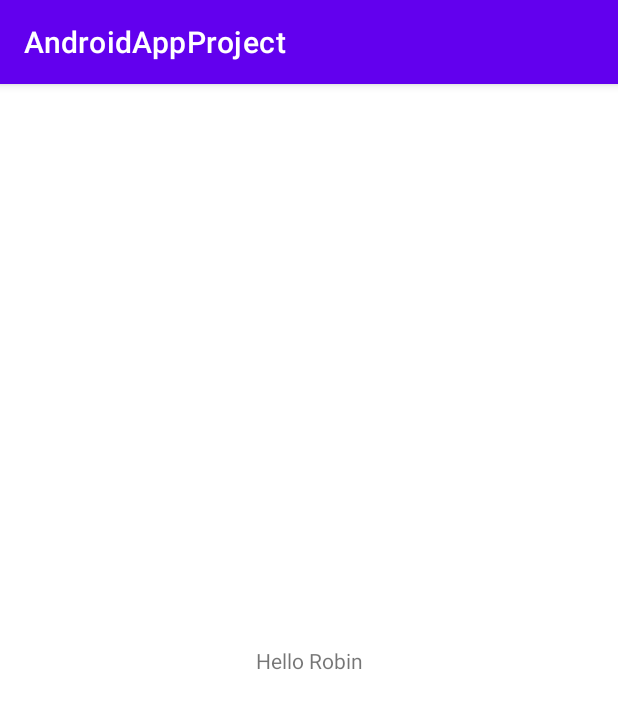
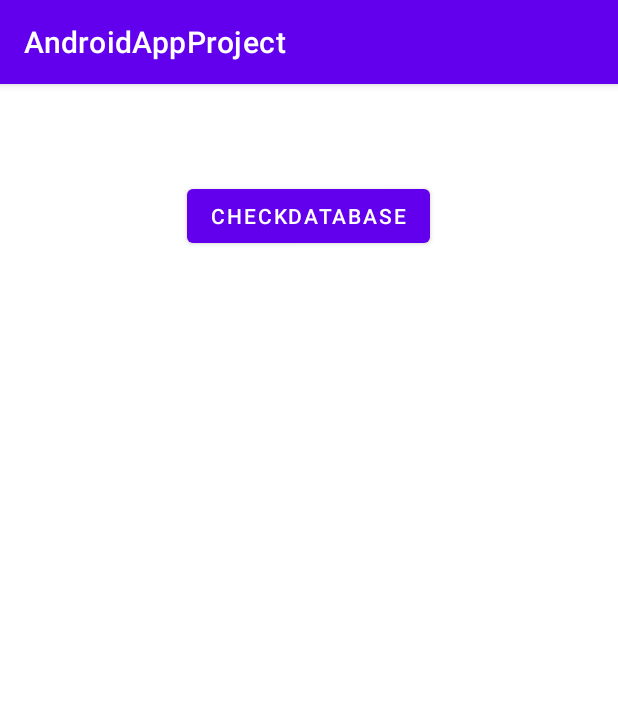
Before and after one commit to PilzHere/AndroidAppProject, an Android app: the screen it shows after launch (MainActivity), on a phone screen of 412 x 824 dp. Shown: the top 709 px of the screen. Run offline under Robolectric (Android 15) with nearby library versions, the light colour scheme and no system bars; 1 statement that could not run was skipped.

Commit message:
Can not write to database. Causes app to crash when calling database.writableDatabase

```diff
--- a/app/src/main/java/ec/grouptwo/androidappproject/DatabaseHandler.kt
+++ /dev/null
@@ -1,54 +0,0 @@
-package ec.grouptwo.androidappproject
-
-import android.content.Context
-import android.database.sqlite.SQLiteDatabase
-import android.database.sqlite.SQLiteOpenHelper
-
-val DATABASE_NAME ="speljakt"
-val TABLE_USERS = "Users"
-val USERS_USERID = "userID"
-val USERS_USERNAME = "username"
-val USERS_PASSWORD = "password"
-val USERS_THEME = "theme"
-
-val TABLE_GAMES ="games"
-val GAMES_GAMEID = "gameID"
-val GAMES_NAME = "name"
-val GAMES_GENRE = "genre"
-val GAMES_PRICE = "price"
-
-val TABLE_OWNED_GAMES = "owned_games"
-val OWNED_GAMES_USERID = "userID"
-val OWNED_GAMES_GAMEID = "gameID"
-
-
-class DatabaseHandler(var context: Context) : SQLiteOpenHelper(context, DATABASE_NAME, null, 1) {
-
-    override fun onCreate(db: SQLiteDatabase?){
-        val createTableUsers = "CREATE TABLE " + TABLE_USERS +" (" +
-                USERS_USERID +" INTEGER PRIMARY KEY AUTOINCREMENT," +
-                USERS_USERNAME + " VARCHAR(256)," +
-                USERS_PASSWORD +" VARCHAR(256)," +
-                USERS_THEME + " VARCHAR(256))"
-
-        db?.execSQL(createTableUsers)
-
-        val createTableGames = "CREATE TABLE " + TABLE_GAMES +" (" +
-                GAMES_GAMEID +" INTEGER PRIMARY KEY AUTOINCREMENT," +
-                GAMES_NAME + " VARCHAR(256)," +
-                GAMES_GENRE +" VARCHAR(256)," +
-                GAMES_PRICE + " INT)"
-
-        db?.execSQL(createTableGames)
-
-        val createTableOwnedGames = "CREATE TABLE " + TABLE_OWNED_GAMES + " (" +
-            OWNED_GAMES_USERID + "FOREIGN KEY(" + GAMES_GAMEID + ") REFERENCES " + TABLE_GAMES +
-                OWNED_GAMES_GAMEID + "FOREIGN KEY(" + USERS_USERID + ") REFERENCES " + TABLE_USERS
-        db?.execSQL(createTableOwnedGames)
-    }
-
-    override fun onUpgrade(p0: SQLiteDatabase?, p1: Int, p2: Int) {
-        TODO("Not yet implemented")
-    }
-
-}
--- a/app/src/main/java/ec/grouptwo/androidappproject/MainActivity.kt
+++ b/app/src/main/java/ec/grouptwo/androidappproject/MainActivity.kt
@@ -1,16 +1,48 @@
 package ec.grouptwo.androidappproject
 
+import android.content.ContentValues
 import android.database.sqlite.SQLiteDatabase
 import androidx.appcompat.app.AppCompatActivity
 import android.os.Bundle
+import android.widget.Button
+import android.widget.Toast
+
+import ec.grouptwo.androidappproject.SQLite.DatabaseHandler
+import ec.grouptwo.androidappproject.SQLite.Query
 
 class MainActivity : AppCompatActivity() {
+    private lateinit var checkDatabaseButton: Button
     override fun onCreate(savedInstanceState: Bundle?) {
         super.onCreate(savedInstanceState)
         setContentView(R.layout.activity_main)
         val database = DatabaseHandler(this)
-        //database.onCreate(SQLiteDatabase.create()) Vad gör man här??
+        val databaseHelper = database.writableDatabase // <------------------- This line causes the app to crash
+        /*
+        val values = ContentValues().apply{
+            put(Query.FeedEntry.USERS_USERID, "U100")
+            put(Query.FeedEntry.USERS_USERNAME, "jackCarrot")
+            put(Query.FeedEntry.USERS_PASSWORD, "password")
+            put(Query.FeedEntry.USERS_THEME, "Dark")
+        }
+        databaseHelper?.insert(Query.FeedEntry.TABLE_USERS, null, values)
+
+
+        checkDatabaseButton = findViewById<Button>(R.id.checkDB)
+        checkDatabaseButton.setOnClickListener{
+            val toast = Toast.makeText(applicationContext, print(isTableExists(databaseHelper, Query.FeedEntry.TABLE_USERS)).toString(), Toast.LENGTH_LONG)
+            toast.show()
+        }
+        isTableExists(databaseHelper, Query.FeedEntry.TABLE_USERS)
+
+         */
 
     }
+    fun isTableExists(database: SQLiteDatabase, tableName: String): Boolean {
+        database.rawQuery("select DISTINCT tbl_name from sqlite_master where tbl_name = '$tableName'", null)?.use {
+            return it.count > 0
+        } ?: return false
+    }
+
+
 
 }
--- /dev/null
+++ b/app/src/main/java/ec/grouptwo/androidappproject/SQLite/DatabaseHandler.kt
@@ -0,0 +1,46 @@
+package ec.grouptwo.androidappproject.SQLite
+
+import android.content.Context
+import android.database.sqlite.SQLiteDatabase
+import android.database.sqlite.SQLiteOpenHelper
+
+
+
+
+class DatabaseHandler(var context: Context) : SQLiteOpenHelper(context, Query.FeedEntry.DATABASE_NAME, null, 1) {
+
+    override fun onCreate(db: SQLiteDatabase?){
+        createDB(db)
+        /*
+
+        val createTableGames = "CREATE TABLE " + Query.FeedEntry.TABLE_GAMES +" (" +
+                Query.FeedEntry.GAMES_GAMEID +" INTEGER PRIMARY KEY AUTOINCREMENT," +
+                Query.FeedEntry.GAMES_NAME + " VARCHAR(256)," +
+                Query.FeedEntry.GAMES_GENRE +" VARCHAR(256)," +
+                Query.FeedEntry.GAMES_PRICE + " INT)"
+
+        db?.execSQL(createTableGames)
+
+        val createTableOwnedGames = "CREATE TABLE " +
+                Query.FeedEntry.TABLE_OWNED_GAMES + " (" +
+                Query.FeedEntry.OWNED_GAMES_USERID + "FOREIGN KEY(" + Query.FeedEntry.GAMES_GAMEID + ") REFERENCES " + Query.FeedEntry.TABLE_GAMES +
+                Query.FeedEntry.OWNED_GAMES_GAMEID + "FOREIGN KEY(" + Query.FeedEntry.USERS_USERID + ") REFERENCES " + Query.FeedEntry.TABLE_USERS
+        db?.execSQL(createTableOwnedGames)
+
+         */
+    }
+
+    private fun createDB(db: SQLiteDatabase?){
+        val createTableUsers = "CREATE TABLE ${Query.FeedEntry.TABLE_USERS} (" +
+                "${Query.FeedEntry.USERS_USERID} VARCHAR(256) " +
+                "${Query.FeedEntry.USERS_USERNAME} VARCHAR(256) " +
+                "${Query.FeedEntry.USERS_PASSWORD} VARCHAR(256) " +
+                "${Query.FeedEntry.USERS_THEME} VARCHAR(256) ) "
+        db?.execSQL(createTableUsers)
+    }
+
+    override fun onUpgrade(p0: SQLiteDatabase?, p1: Int, p2: Int) {
+        TODO("Not yet implemented")
+    }
+
+}
--- a/app/src/main/res/layout/activity_main.xml
+++ b/app/src/main/res/layout/activity_main.xml
@@ -6,13 +6,15 @@
     android:layout_height="match_parent"
     tools:context=".MainActivity">
 
-    <TextView
+    <Button
+        android:id="@+id/checkDB"
         android:layout_width="wrap_content"
         android:layout_height="wrap_content"
-        android:text="Hello Robin"
-        app:layout_constraintBottom_toBottomOf="parent"
-        app:layout_constraintLeft_toLeftOf="parent"
-        app:layout_constraintRight_toRightOf="parent"
+        android:layout_marginTop="64dp"
+        android:text="checkDatabase"
+        app:layout_constraintEnd_toEndOf="parent"
+        app:layout_constraintHorizontal_bias="0.498"
+        app:layout_constraintStart_toStartOf="parent"
         app:layout_constraintTop_toTopOf="parent" />
 
 </androidx.constraintlayout.widget.ConstraintLayout>
```
Also changed, not shown: app/src/main/java/ec/grouptwo/androidappproject/SQLite/Query.kt (added, +25 -0 lines).
